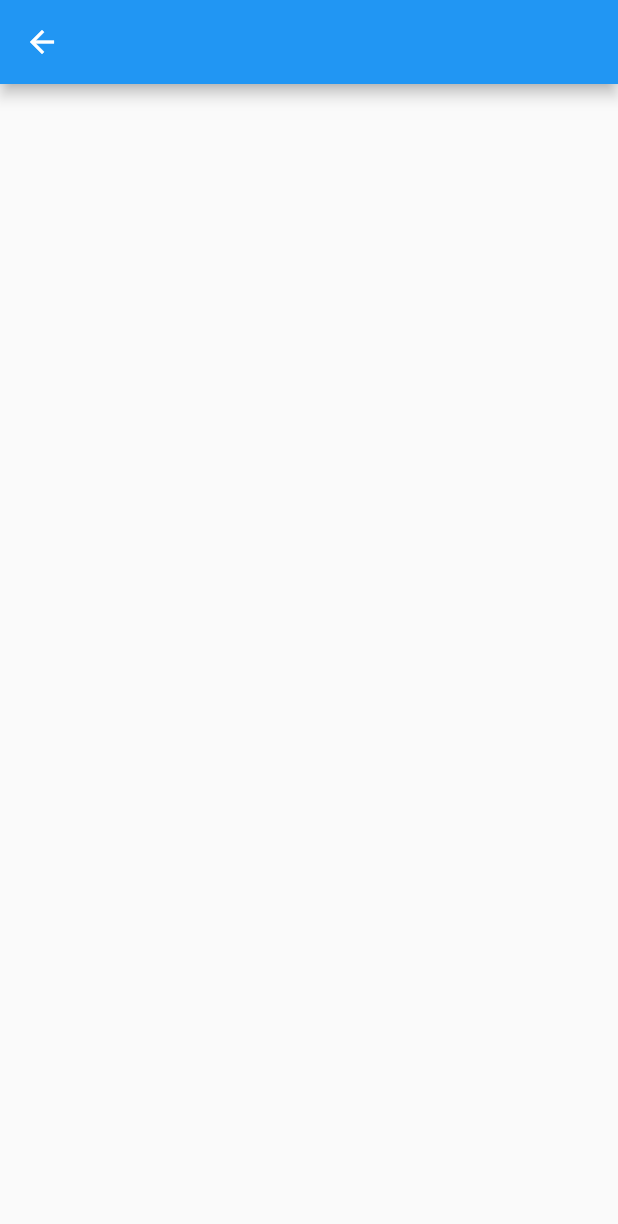
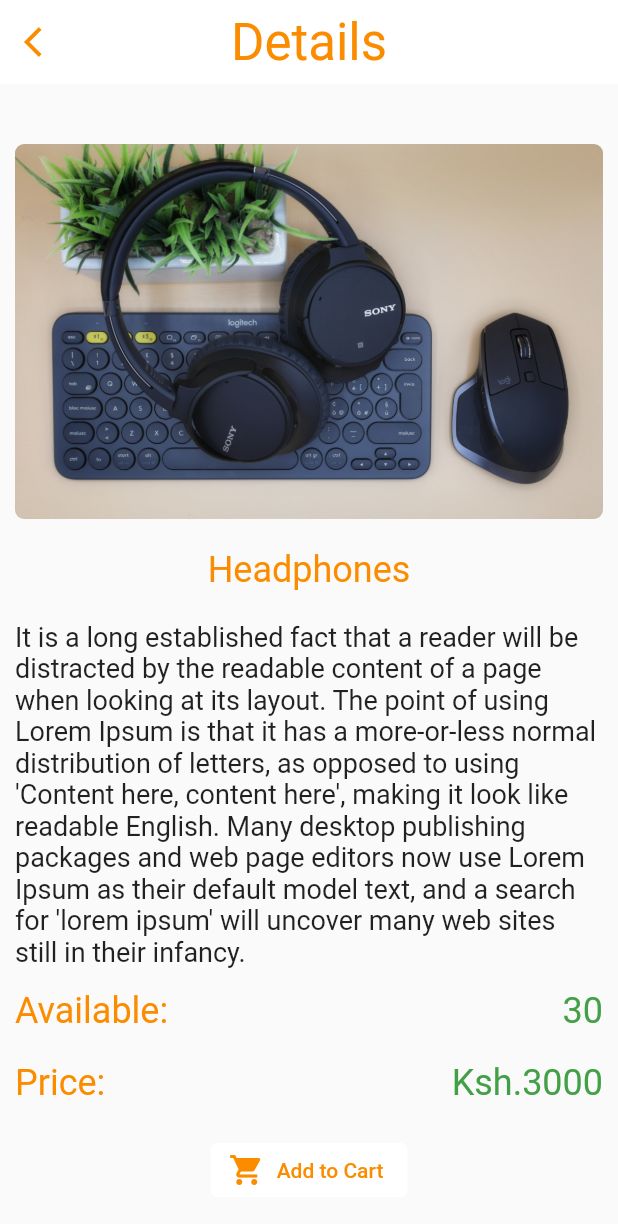
Before and after one commit to Brian-mula/posupdated, a Flutter app: the ProductDetails screen opened by its route, on a phone screen of 412 x 824 dp. Shown: the top 1224 px of the screen. Run offline on Flutter 3.47's test engine with Material 2 defaults, Android fonts, the light colour scheme and no system bars; our stand-ins replace flutter_riverpod, get.

Commit message:
complted the product details page

```diff
--- a/lib/views/products/product_details.dart
+++ b/lib/views/products/product_details.dart
@@ -11,8 +11,114 @@ class ProductDetails extends ConsumerStatefulWidget {
 class _ProductDetailsState extends ConsumerState<ProductDetails> {
   @override
   Widget build(BuildContext context) {
+    ThemeData theme = Theme.of(context);
     return Scaffold(
-      appBar: AppBar(),
+      appBar: AppBar(
+        automaticallyImplyLeading: false,
+        leading: IconButton(
+            onPressed: () {
+              Navigator.pushNamed(context, "/");
+            },
+            icon: Icon(
+              Icons.arrow_back_ios,
+              color: Colors.orange.shade600,
+            )),
+        backgroundColor: Colors.white,
+        elevation: 0.0,
+        centerTitle: true,
+        title: Text(
+          "Details",
+          style: theme.textTheme.headlineMedium!
+              .copyWith(color: Colors.orange.shade600),
+        ),
+      ),
+      body: Container(
+        padding: const EdgeInsets.only(left: 10, right: 10),
+        child: Column(
+          children: [
+            Container(
+              margin: const EdgeInsets.only(top: 40),
+              height: 250,
+              width: double.maxFinite,
+              decoration: BoxDecoration(
+                  borderRadius: BorderRadius.circular(6),
+                  image: const DecorationImage(
+                      image: AssetImage("assets/images/testimg.jpg"),
+                      fit: BoxFit.cover)),
+            ),
+            const SizedBox(
+              height: 20,
+            ),
+            Text(
+              "Headphones",
+              style: theme.textTheme.headlineSmall!
+                  .copyWith(color: Colors.orange.shade600),
+            ),
+            const SizedBox(
+              height: 20,
+            ),
+            Text(
+              "It is a long established fact that a reader will be distracted by the readable content of a page when looking at its layout. The point of using Lorem Ipsum is that it has a more-or-less normal distribution of letters, as opposed to using 'Content here, content here', making it look like readable English. Many desktop publishing packages and web page editors now use Lorem Ipsum as their default model text, and a search for 'lorem ipsum' will uncover many web sites still in their infancy.",
+              style: theme.textTheme.bodyLarge!
+                  .copyWith(fontSize: 18, fontWeight: FontWeight.normal),
+            ),
+            const Spacer(),
+            Row(
+              mainAxisAlignment: MainAxisAlignment.spaceBetween,
+              children: [
+                Text(
+                  "Available: ",
+                  style: theme.textTheme.headlineSmall!
+                      .copyWith(color: Colors.orange.shade600),
+                ),
+                Text(
+                  "30",
+                  style: theme.textTheme.headlineSmall!
+                      .copyWith(color: Colors.green.shade600),
+                )
+              ],
+            ),
+            const SizedBox(
+              height: 20,
+            ),
+            Row(
+              mainAxisAlignment: MainAxisAlignment.spaceBetween,
+              children: [
+                Text(
+                  "Price: ",
+                  style: theme.textTheme.headlineSmall!
+                      .copyWith(color: Colors.orange.shade600),
+                ),
+                Text(
+                  "Ksh.3000",
+                  style: theme.textTheme.headlineSmall!
+                      .copyWith(color: Colors.green.shade600),
+                ),
+              ],
+            ),
+            Padding(
+              padding: const EdgeInsets.only(top: 20),
+              child: ElevatedButton.icon(
+                  style: const ButtonStyle(
+                      elevation: MaterialStatePropertyAll(0),
+                      backgroundColor: MaterialStatePropertyAll(Colors.white)),
+                  onPressed: () {},
+                  icon: Icon(
+                    Icons.shopping_cart,
+                    color: Colors.orange.shade600,
+                  ),
+                  label: Text(
+                    "Add to Cart",
+                    style: theme.textTheme.bodyLarge!
+                        .copyWith(color: Colors.orange.shade600),
+                  )),
+            ),
+            Container(
+              padding: const EdgeInsets.only(top: 20),
+            )
+          ],
+        ),
+      ),
     );
   }
 }
```
